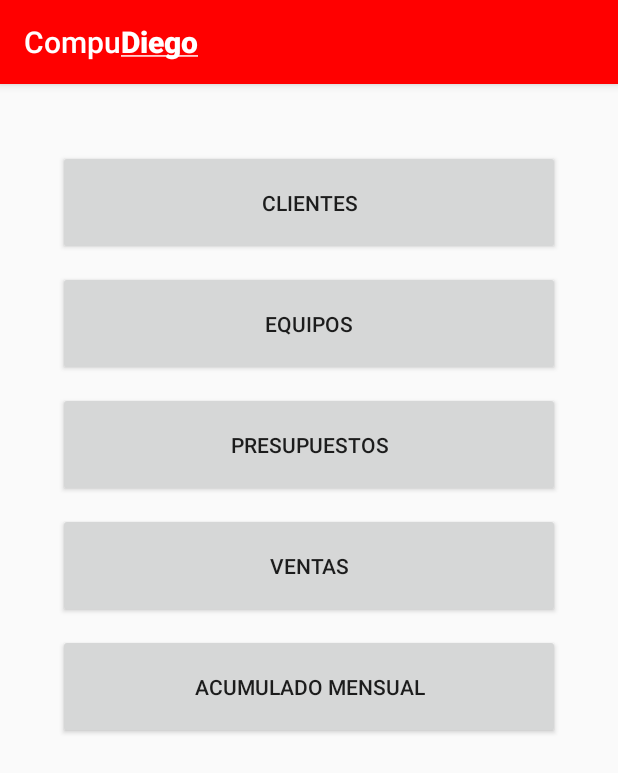
After one commit to compudiego/AdministracionCompudiego, an Android app: the Consulta screen opened directly, with no data from a screen before it, on a phone screen of 412 x 824 dp. The commit adds this screen. Shown: the top 773 px of the screen. Run offline under Robolectric (Android 15) with nearby library versions, the phone set to English and light mode, and no system bars; our stand-ins replace Firebase (no records; nobody signed in at launch, a user with empty details on screens opened directly), Picasso.

Commit message:
modulo consultas completo

```diff
--- /dev/null
+++ b/app/src/main/java/com/example/administracioncompudiego/Consulta.java
@@ -0,0 +1,101 @@
+package com.example.administracioncompudiego;
+
+import android.content.Intent;
+import android.os.Bundle;
+import android.view.View;
+import android.widget.Button;
+import android.widget.Toast;
+
+import androidx.annotation.NonNull;
+import androidx.annotation.Nullable;
+import androidx.appcompat.app.AppCompatActivity;
+import androidx.lifecycle.Observer;
+
+import com.google.android.gms.tasks.OnCompleteListener;
+import com.google.android.gms.tasks.OnSuccessListener;
+import com.google.android.gms.tasks.Task;
+import com.google.firebase.firestore.CollectionReference;
+import com.google.firebase.firestore.DocumentReference;
+import com.google.firebase.firestore.DocumentSnapshot;
+import com.google.firebase.firestore.FirebaseFirestore;
+import com.google.firebase.firestore.QueryDocumentSnapshot;
+import com.google.firebase.firestore.QuerySnapshot;
+import com.squareup.picasso.Picasso;
+
+public class Consulta extends AppCompatActivity {
+
+    Button clientes, equipos, presupuestos, ventas, mensual;
+    FirebaseFirestore db;
+    String hola;
+    String num;
+    @Override
+    protected void onCreate(@Nullable Bundle savedInstanceState) {
+        super.onCreate(savedInstanceState);
+        setContentView(R.layout.activity_consulta);
+
+        db = FirebaseFirestore.getInstance();
+
+        clientes = (Button)findViewById(R.id.clientes);
+        equipos = (Button)findViewById(R.id.equipos);
+        presupuestos = (Button)findViewById(R.id.presupuestos);
+        ventas = (Button)findViewById(R.id.ventas);
+        mensual = (Button)findViewById(R.id.mensual);
+
+        clientes.setOnClickListener(new View.OnClickListener() {
+            @Override
+            public void onClick(View v) {
+                Intent intent1 = new Intent (v.getContext(), MainActivity.class);
+                startActivityForResult(intent1, 1);
+            }
+        });
+        equipos.setOnClickListener(new View.OnClickListener() {
+            @Override
+            public void onClick(View v) {
+                Intent intent1 = new Intent (v.getContext(), Equipos.class);
+                startActivityForResult(intent1, 1);
+            }
+        });
+        presupuestos.setOnClickListener(new View.OnClickListener() {
+            @Override
+            public void onClick(View v) {
+                Intent intent1 = new Intent (v.getContext(), Presupuestos.class);
+                startActivityForResult(intent1, 1);
+            }
+        });
+        ventas.setOnClickListener(new View.OnClickListener() {
+            @Override
+            public void onClick(View v) {
+                Intent intent1 = new Intent (v.getContext(), Ventas.class);
+                startActivityForResult(intent1, 1);
+            }
+        });
+        mensual.setOnClickListener(new View.OnClickListener() {
+            @Override
+            public void onClick(View v) {
+
+                final FirebaseFirestore db;
+                db = FirebaseFirestore.getInstance();
+                db.collection("ID").document("acumulado").get().addOnSuccessListener(new OnSuccessListener<DocumentSnapshot>() {
+                    @Override
+                    public void onSuccess(DocumentSnapshot documentSnapshot) {
+                        if(documentSnapshot.exists()){
+                            num = documentSnapshot.getString("num");
+                            Toast.makeText(getApplicationContext(), num, Toast.LENGTH_SHORT).show();
+
+                        }
+                        else{
+
+                        }
+                    }
+                });
+
+            }
+        });
+
+
+
+    }
+
+
+
+}
--- /dev/null
+++ b/app/src/main/java/com/example/administracioncompudiego/Mensual.java
@@ -0,0 +1,6 @@
+package com.example.administracioncompudiego;
+
+import androidx.appcompat.app.AppCompatActivity;
+
+public class Mensual extends AppCompatActivity {
+}
--- /dev/null
+++ b/app/src/main/java/com/example/administracioncompudiego/Total.java
@@ -0,0 +1,6 @@
+package com.example.administracioncompudiego;
+
+import androidx.appcompat.app.AppCompatActivity;
+
+public class Total extends AppCompatActivity {
+}
--- /dev/null
+++ b/app/src/main/res/layout/activity_consulta.xml
@@ -0,0 +1,78 @@
+<?xml version="1.0" encoding="utf-8"?>
+<androidx.constraintlayout.widget.ConstraintLayout
+    xmlns:android="http://schemas.android.com/apk/res/android"
+    xmlns:app="http://schemas.android.com/apk/res-auto"
+    xmlns:tools="http://schemas.android.com/tools"
+    android:padding="13dp"
+    android:layout_width="match_parent"
+    android:layout_height="match_parent">
+
+    <ScrollView
+        android:layout_width="match_parent"
+        android:layout_height="wrap_content"
+        tools:ignore="MissingConstraints">
+
+        <LinearLayout
+            android:layout_width="match_parent"
+            android:layout_height="wrap_content"
+            android:padding="25dp"
+            android:orientation="vertical">
+
+
+            <Button
+                android:id="@+id/clientes"
+                android:layout_width="match_parent"
+                android:layout_height="wrap_content"
+                android:layout_marginTop="5dp"
+                android:layout_marginBottom="5dp"
+                android:ems="10"
+                android:padding="25dp"
+                android:text="Clientes" />
+
+            <Button
+                android:id="@+id/equipos"
+                android:layout_width="match_parent"
+                android:layout_height="wrap_content"
+                android:layout_marginTop="5dp"
+                android:layout_marginBottom="5dp"
+                android:ems="10"
+                android:padding="25dp"
+                android:text="Equipos"
+                tools:layout_margin="25dp" />
+
+            <Button
+                android:id="@+id/presupuestos"
+                android:layout_width="match_parent"
+                android:layout_height="wrap_content"
+                android:layout_marginTop="5dp"
+                android:layout_marginBottom="5dp"
+                android:ems="10"
+                android:padding="25dp"
+                android:text="Presupuestos"
+                tools:layout_margin="40dp" />
+
+            <Button
+                android:id="@+id/ventas"
+                android:layout_width="match_parent"
+                android:layout_height="wrap_content"
+                android:layout_marginTop="5dp"
+                android:layout_marginBottom="5dp"
+                android:ems="10"
+                android:padding="25dp"
+                android:text="Ventas"
+                tools:layout_margin="25dp" />
+
+            <Button
+                android:id="@+id/mensual"
+                android:layout_width="match_parent"
+                android:layout_height="wrap_content"
+                android:layout_marginTop="5dp"
+                android:layout_marginBottom="5dp"
+                android:ems="10"
+                android:padding="25dp"
+                android:text="Acumulado mensual"
+                tools:layout_margin="25dp" />
+
+        </LinearLayout>
+    </ScrollView>
+</androidx.constraintlayout.widget.ConstraintLayout>
```
Also changed, not shown: app/src/main/AndroidManifest.xml (+7 -0 lines), app/src/main/java/com/example/administracioncompudiego/Equipos.java (added, +143 -0 lines), app/src/main/java/com/example/administracioncompudiego/MainActivity.java (+8 -0 lines), app/src/main/java/com/example/administracioncompudiego/Presupuestos.java (added, +62 -0 lines), app/src/main/java/com/example/administracioncompudiego/Ventas.java (added, +62 -0 lines), app/src/main/res/layout/activity_equipos.xml (added, +18 -0 lines), app/src/main/res/layout/activity_presupuestos.xml (added, +24 -0 lines), app/src/main/res/layout/activity_ventas.xml (added, +24 -0 lines).
